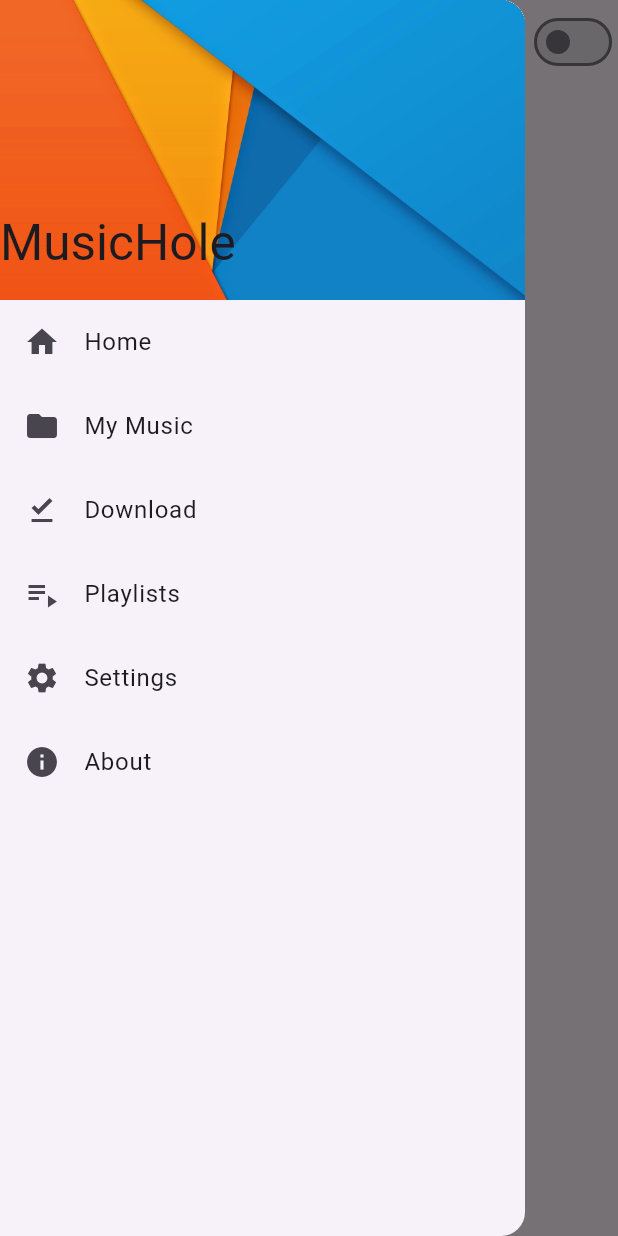
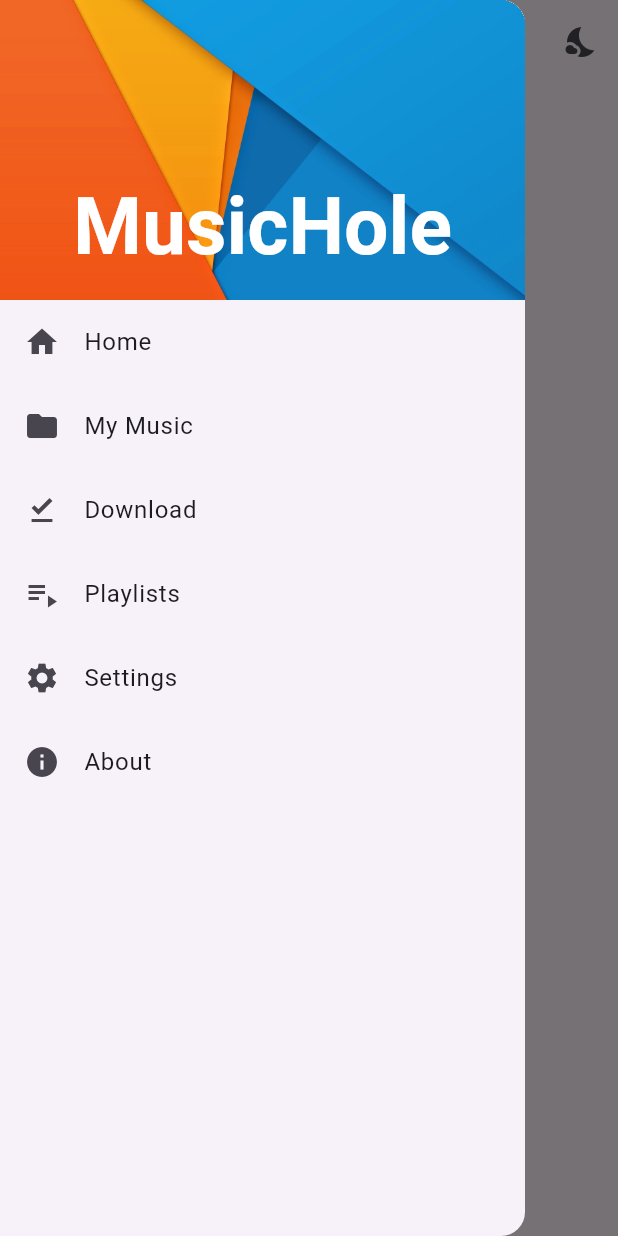
Before and after one commit to MauryaAayush/music_app, a Flutter app: the screen it shows after launch, with the side drawer open, on a phone screen of 412 x 824 dp. Run offline on Flutter 3.47's test engine with Material 3 defaults, Android fonts, the phone set to English and light mode, and no system bars.

Commit message:
Radhey Radhey

```diff
--- a/lib/main.dart
+++ b/lib/main.dart
@@ -56,11 +56,9 @@ class _HomeScreenState extends State<HomeScreen> {
           ),
           title: Text('Music'),
           actions: [
-            Switch(
-              value: themeProvider.isDarkMode,
-              onChanged: (value) {
-                themeProvider.toggleTheme();
-              },
+            IconButton(
+              icon: Icon(themeProvider.isDarkMode ? Icons.wb_sunny : Icons.nights_stay),
+              onPressed: () => themeProvider.toggleTheme(),
             ),
           ],
         ),
@@ -69,14 +67,18 @@ class _HomeScreenState extends State<HomeScreen> {
           child: CustomScrollView(
             slivers: [
             SliverAppBar(
-                // backgroundColor: Colors.transparent,
             pinned: true,
             automaticallyImplyLeading: false,
             expandedHeight: 200.0,
             flexibleSpace: FlexibleSpaceBar(
-                  title: const Text('MusicHole'),
+              centerTitle: true,
+              title: const Text('MusicHole',style: TextStyle(
+                color: Colors.white,
+                fontSize: 35,
+                fontWeight: FontWeight.w600
+              ),),
               background: Image.asset(
-                    'assets/header.jpg',
+                themeProvider.isDarkMode ? 'assets/header-dark.jpg' : 'assets/header.jpg',
                 fit: BoxFit.fitHeight,
               ),
             ),
```
Lines whose indentation alone changed are shown as unchanged.
